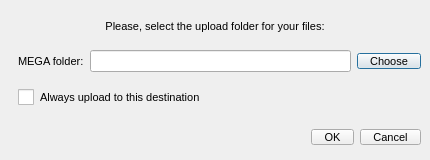
First picture: the form in src/MEGASync/gui/win/UploadToMegaDialog.ui, repository meganz/MEGAsync, before the edit.
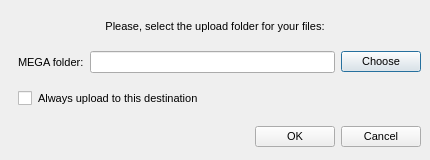
Second picture: the form after the edit.

Commit message: SNC-2573. Button sizes on dialogs on windows

The edit to the form file:
```diff
--- a/src/MEGASync/gui/win/UploadToMegaDialog.ui
+++ b/src/MEGASync/gui/win/UploadToMegaDialog.ui
@@ -29,30 +29,7 @@
    <string notr="true">QWidget
 {
 font-size: 11px;
-}
-
-QCheckBox::indicator {
-     width: 16px;
-     height: 16px;
- }
-
-QRadioButton::indicator {
-     width: 16px;
-     height: 16px;
- }
-
-QScrollBar:horizontal {
-height: 16px;
-}
-
-QPushButton
-{
-    min-height: 14px;
-	height: 14px;
-	padding-right: 12px;
-	padding-left: 12px;
-}
-</string>
+}</string>
   </property>
   <layout class="QVBoxLayout" name="verticalLayout">
    <property name="spacing">
@@ -138,24 +115,9 @@
       </item>
       <item>
        <widget class="QPushButton" name="bChange">
-        <property name="minimumSize">
-         <size>
-          <width>0</width>
-          <height>22</height>
-         </size>
-        </property>
         <property name="text">
          <string>Choose</string>
         </property>
-        <property name="iconSize">
-         <size>
-          <width>24</width>
-          <height>24</height>
-         </size>
-        </property>
-        <property name="flat">
-         <bool>false</bool>
-        </property>
        </widget>
       </item>
      </layout>
@@ -216,12 +178,6 @@
       </item>
       <item>
        <widget class="QPushButton" name="bOK">
-        <property name="minimumSize">
-         <size>
-          <width>0</width>
-          <height>22</height>
-         </size>
-        </property>
         <property name="text">
          <string>OK</string>
         </property>
@@ -229,12 +185,6 @@
       </item>
       <item>
        <widget class="QPushButton" name="bCancel">
-        <property name="minimumSize">
-         <size>
-          <width>0</width>
-          <height>22</height>
-         </size>
-        </property>
         <property name="text">
          <string>Cancel</string>
         </property>
```
The commit also changes 20 other files.
